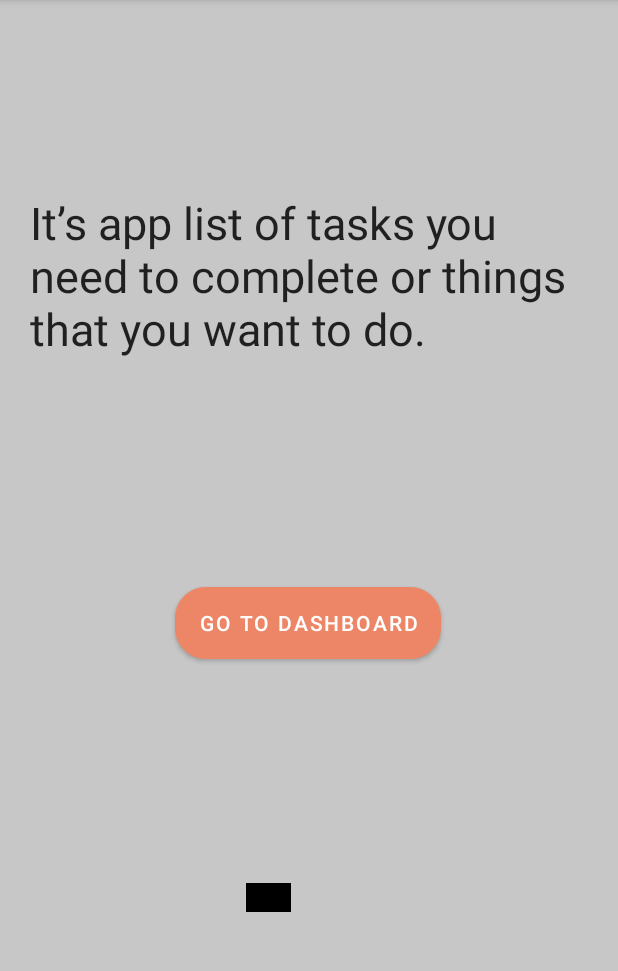
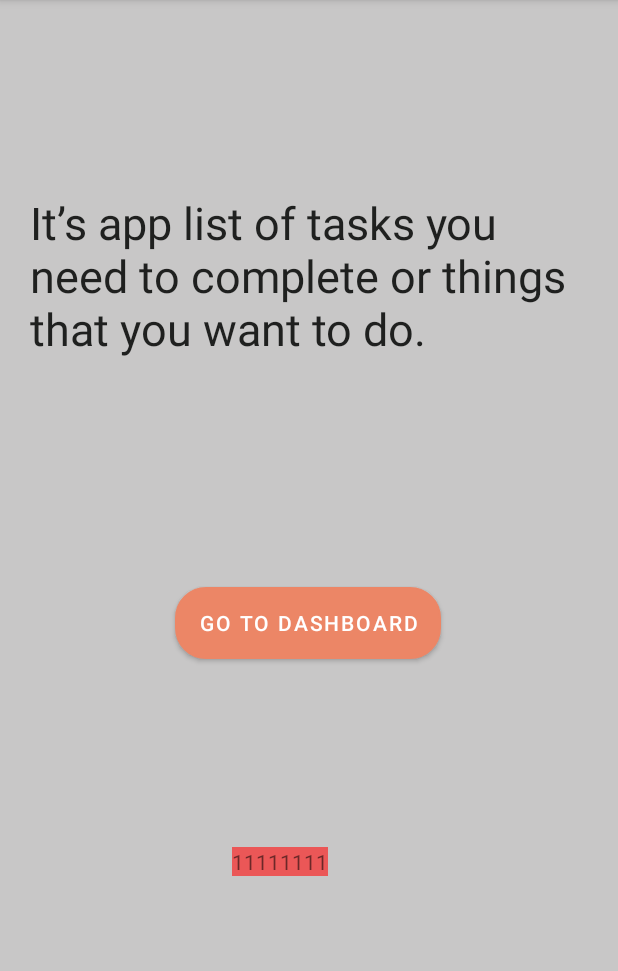
Before and after one commit to priyankamalekar123/TODOApp, an Android app: the IF_User_Login_Fragment screen opened through its navigation route, on a phone screen of 412 x 824 dp, the part 84-1055 px from its top. Run offline under Robolectric (Android 15) with nearby library versions, the phone set to English and light mode, and no system bars; our stand-ins replace navigation-ui.

Commit message:
new branch testing1 pull request

```diff
--- a/app/src/main/res/layout/fragment_i_f__user__login_.xml
+++ b/app/src/main/res/layout/fragment_i_f__user__login_.xml
@@ -37,12 +37,12 @@
     <TextView
         android:layout_width="wrap_content"
         android:layout_height="wrap_content"
-        android:layout_marginBottom="140dp"
-        android:background="@color/black"
-        android:text="hello"
+        android:layout_marginBottom="164dp"
+        android:background="@color/red"
+        android:text="11111111"
         app:layout_constraintBottom_toBottomOf="parent"
         app:layout_constraintEnd_toEndOf="parent"
-        app:layout_constraintHorizontal_bias="0.422"
+        app:layout_constraintHorizontal_bias="0.438"
         app:layout_constraintStart_toStartOf="parent" />
 
 
```
